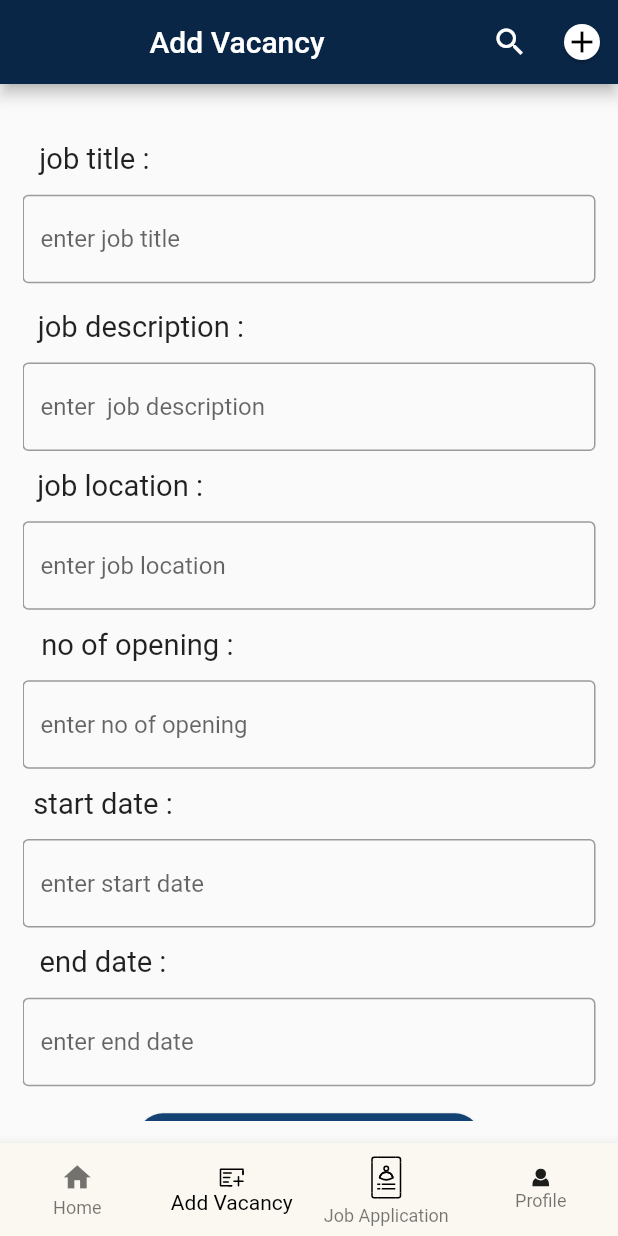
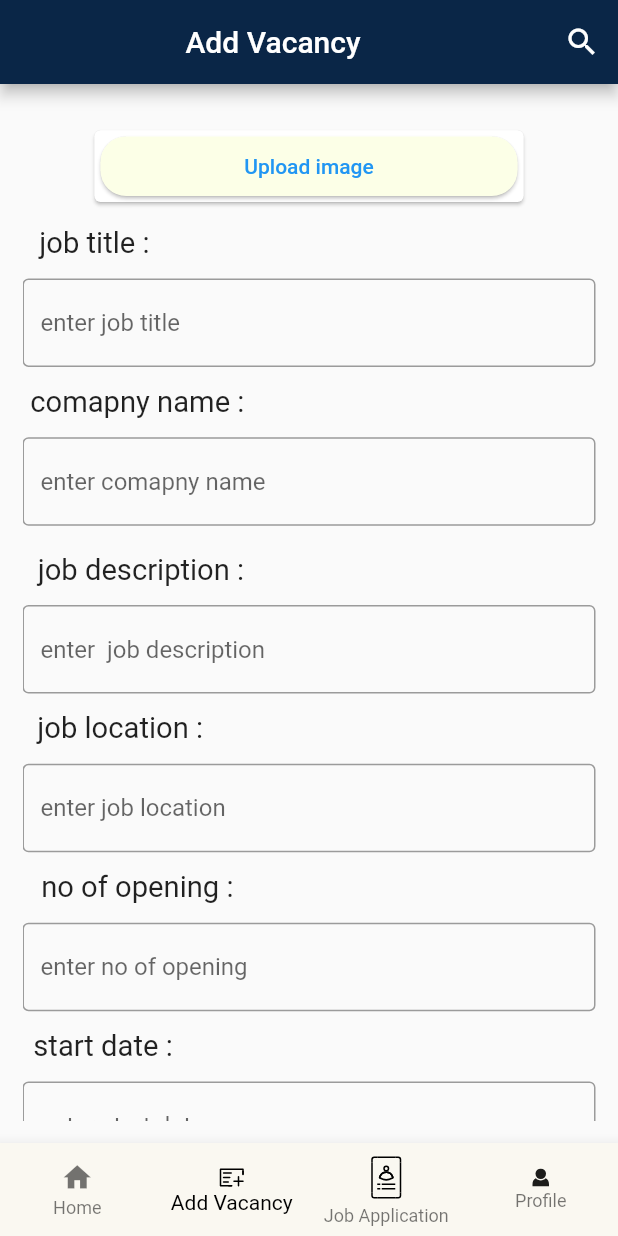
Before and after one commit to arjun2020-py/compny_app, a Flutter app: the screen it shows after launch, item 2 of the bottom bar chosen, on a phone screen of 412 x 824 dp. Run offline on Flutter 3.47's test engine with Material 2 defaults, Android fonts, the phone set to English and light mode, and no system bars; our stand-ins replace bloc, flutter_screenutil, flutter_svg; generated files the repository leaves out were written again.

```diff
--- a/lib/DashboadScreen/dashboad_screen.dart
+++ b/lib/DashboadScreen/dashboad_screen.dart
@@ -0,0 +1 @@
+export 'view/dashboad_scren.dart';
--- a/lib/DashboadScreen/view/dashboad_scren.dart
+++ b/lib/DashboadScreen/view/dashboad_scren.dart
@@ -8,6 +8,7 @@ class DashboadScreen extends StatelessWidget {
   Widget build(BuildContext context) {
     return Scaffold(
       appBar: AppBar(
+        automaticallyImplyLeading: false,
         backgroundColor: Color(0xff1C315E),
         // leading: IconButton(
         //     onPressed: () {}, icon: const Icon(Icons.arrow_back_ios)),
@@ -54,7 +55,7 @@ class DashboadScreen extends StatelessWidget {
                   mainAxisAlignment: MainAxisAlignment.center,
                   children: [
                     Text(
-                      'Total No Of Applicationu:',
+                      'Total No Of Application:',
                       style: TextStyle(fontSize: 15.sp),
                     ),
                     Text(
--- a/lib/addVacancy/view/add_vacancy.dart
+++ b/lib/addVacancy/view/add_vacancy.dart
@@ -1,6 +1,7 @@
-import 'package:company/updateVacncy/view/update_vacancy.dart';
 import 'package:flutter/material.dart';
 import 'package:flutter_screenutil/flutter_screenutil.dart';
+
+import '../../showVacancy/view/show_vacancy.dart';
 
 class AddVacancy extends StatelessWidget {
   const AddVacancy({super.key});
@@ -16,21 +17,6 @@ class AddVacancy extends StatelessWidget {
             onPressed: () {},
             icon: const Icon(Icons.search),
           ),
-          IconButton(
-            onPressed: () {
-              Navigator.of(context).pushReplacement(MaterialPageRoute(
-                builder: (context) => UpdateVacancy(),
-              ));
-            },
-            icon: const Card(
-              shape: RoundedRectangleBorder(
-                  borderRadius: BorderRadius.all(Radius.circular(50))),
-              child: Icon(
-                Icons.add,
-                color: Colors.black,
-              ),
-            ),
-          )
         ],
       ),
       body: Padding(
@@ -51,6 +37,22 @@ class AddVacancy extends StatelessWidget {
               //     ),
               //   ),
               // ),
+              Card(
+                child: Container(
+                  width: 250.w,
+                  height: 40.h,
+                  child: Card(
+                    color: Color(0xffFCFFE7),
+                    shape: RoundedRectangleBorder(
+                        borderRadius: BorderRadius.circular(15.r)),
+                    child: TextButton(
+                      onPressed: () {},
+                      child: Text('Upload image'),
+                    ),
+                  ),
+                ),
+              ),
+
               SizedBox(
                 height: 10.h,
               ),
@@ -61,6 +63,7 @@ class AddVacancy extends StatelessWidget {
                   style: TextStyle(fontSize: 17.sp),
                 ),
               ),
+
               SizedBox(
                 height: 10.h,
               ),
@@ -68,6 +71,26 @@ class AddVacancy extends StatelessWidget {
                 decoration: const InputDecoration(
                   border: OutlineInputBorder(),
                   hintText: 'enter job title',
+                ),
+              ),
+              SizedBox(
+                height: 10.h,
+              ),
+              Padding(
+                padding: EdgeInsets.only(right: 200.r),
+                child: Text(
+                  'comapny name :',
+                  style: TextStyle(fontSize: 17.sp),
+                ),
+              ),
+
+              SizedBox(
+                height: 10.h,
+              ),
+              TextFormField(
+                decoration: const InputDecoration(
+                  border: OutlineInputBorder(),
+                  hintText: 'enter comapny name',
                 ),
               ),
               SizedBox(
@@ -84,6 +107,7 @@ class AddVacancy extends StatelessWidget {
                 height: 10.h,
               ),
               TextFormField(
+                maxLines: null,
                 decoration: const InputDecoration(
                   border: OutlineInputBorder(),
                   hintText: 'enter  job description',
@@ -172,11 +196,19 @@ class AddVacancy extends StatelessWidget {
               SizedBox(
                 width: 200.w,
                 child: ElevatedButton(
-                  onPressed: () {},
+                  onPressed: () {
+                    Navigator.of(context).pushReplacement(
+                      MaterialPageRoute(
+                        builder: (context) => const ShowVacncy(),
+                      ),
+                    );
+                  },
                   style: ElevatedButton.styleFrom(
-                      primary: const Color(0xff144272),
-                      shape: RoundedRectangleBorder(
-                          borderRadius: BorderRadius.circular(15.r))),
+                    primary: const Color(0xff144272),
+                    shape: RoundedRectangleBorder(
+                      borderRadius: BorderRadius.circular(15.r),
+                    ),
+                  ),
                   child: const Text('Add'),
                 ),
               )
--- /dev/null
+++ b/lib/detailsShowVacancy/detailed_vacancy.dart
@@ -0,0 +1 @@
+export 'view/show_vacancy.dart';
--- a/lib/drwer_screen/darwer_screen.dart
+++ b/lib/drwer_screen/darwer_screen.dart
@@ -0,0 +1 @@
+export 'view/darwer_screen.dart';
--- /dev/null
+++ b/lib/showVacancy/show_vacncy.dart
@@ -0,0 +1 @@
+export 'view/show_vacancy.dart';
--- a/lib/updateVacncy/update_vacancy.dart
+++ b/lib/updateVacncy/update_vacancy.dart
@@ -0,0 +1 @@
+export 'view/update_vacancy.dart';
```
Also changed, not shown: lib/detailsShowVacancy/view/show_vacancy.dart (added, +96 -0 lines), lib/showVacancy/view/show_vacancy.dart (added, +92 -0 lines), lib/updateVacncy/view/update_vacancy.dart (+54 -13 lines), assets/images/turq.jpeg (added).
